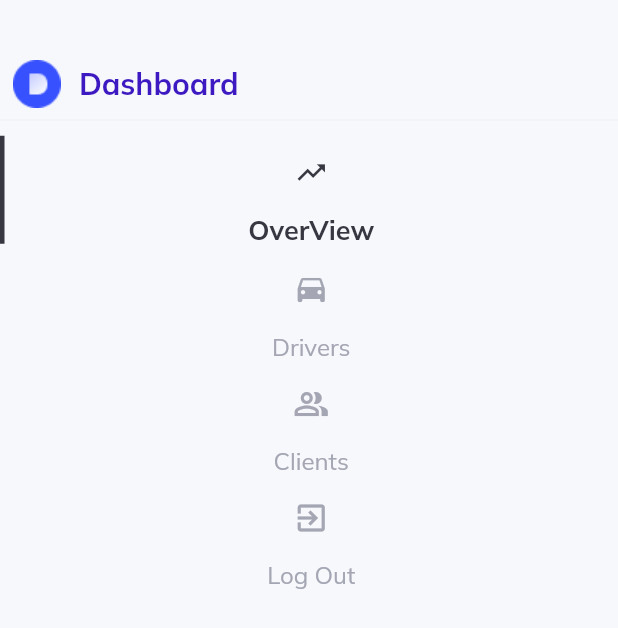
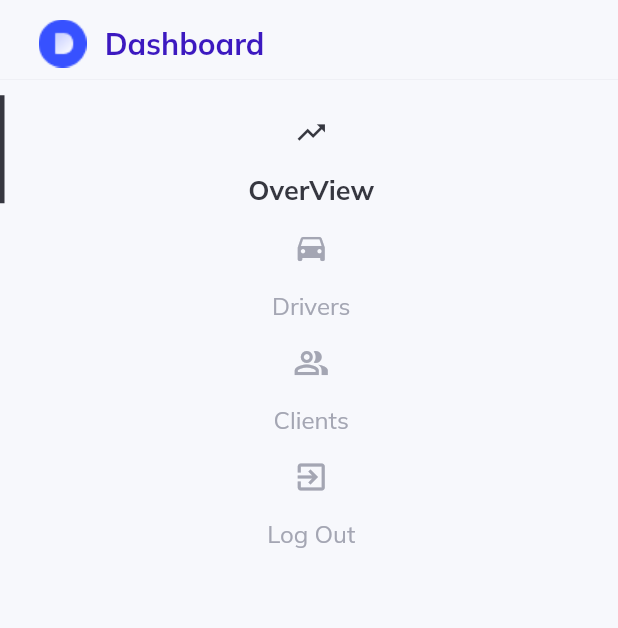
Before and after one commit to sunglimlee/flutter_web_dashboard, a Flutter app: the SideMenu widget shown alone on an empty page, opened directly, on a phone screen of 412 x 824 dp. Shown: the top 628 px of the screen. Run offline on Flutter 3.47's test engine with Material 2 defaults, Android fonts, the light colour scheme and no system bars; our stand-ins replace get, google_fonts.

Commit message:
Local Page Navigation with side menu, GlobalKey, NavigateState, pushNamed

```diff
--- a/lib/constants/controllers.dart
+++ b/lib/constants/controllers.dart
@@ -1,4 +1,5 @@
+import 'package:flutter_web_dashboard/controllers/menu_controller.dart';
+import 'package:flutter_web_dashboard/controllers/navigation_controller.dart';
 
-import 'package:flutter_web_dashboard/controllers/menu_controller.dart';
-
-MenuController menuController = MenuController.instance;
+MenuController menuController = MenuController.instance; // static 이므로 사실상 이거 하나로 전부 다쓰는거네..
+NavigationController navigationController = NavigationController.instance;
--- a/lib/controllers/menu_controller.dart
+++ b/lib/controllers/menu_controller.dart
@@ -6,14 +6,14 @@ import 'package:get/get.dart';
 // MenuController 가 필요한 이유
 class MenuController extends GetxController {
 /* 말되네.. find 로 무조건 찾을 수 있다고 했으니..
-   앞으로 이렇게 자주 사용해야 겠다. 나는 항상 이걸 밖에서 사용하는 것만 생각했는데 글허게 할 필요가 없이. MenuController.instance 하면 바로 쓸 수 있네.
+   앞으로 이렇게 자주 사용해야 겠다. 나는 항상 이걸 밖에서 사용하는 것만 생각했는데 그렇게 할 필요가 없이. MenuController.instance 하면 바로 쓸 수 있네.
 */
-  static MenuController instance = Get.find();
+  static MenuController instance = Get.find(); // 이거 하나로 통일해서 사용하겠는거지..
   var activeItem = overViewPageRoute
       .obs; // 바뀌지 않는 상수를 왜 obs 잡았지?????? activeItem 에 대해서 obs 를 해라는 건가????
   var hoverItem = ""
       .obs; // 그냥 완전히 비어있는거에다가 obs 를 잡아놨다. 이 느낌이 hoverItem 에 대해서 obs 를 해라는 건가????
-  changeActiveItemTo(String itemName) {
+  changeActiveItemTo(String itemName) { // 그러니깐 실제 이 함수를 이용해서 activeItem.value 값을 바꿔 준다는거지.
     activeItem.value = itemName;
   }
   onHover(String itemName) {
--- a/lib/main.dart
+++ b/lib/main.dart
@@ -1,11 +1,13 @@
 import 'package:flutter/material.dart';
 import 'package:flutter_web_dashboard/controllers/menu_controller.dart';
+import 'package:flutter_web_dashboard/controllers/navigation_controller.dart';
 import 'package:flutter_web_dashboard/layout.dart';
 import 'package:get/get.dart';
 import 'package:google_fonts/google_fonts.dart';
 
 void main() {
   Get.put(MenuController()); // MenuController 를 찾기 위해서 Get.put 을 맨처음에 넣어준다.
+  Get.put(NavigationController()); // 여기도 똑같이 GetXController 를 상속받은걸 put 을 넣어주어서 항상 update 가 되도록 해준다.
   runApp(const MyApp());
 }
 
--- a/lib/widgets/large_screen.dart
+++ b/lib/widgets/large_screen.dart
@@ -1,4 +1,5 @@
 import 'package:flutter/material.dart';
+import 'package:flutter_web_dashboard/helpers/local_navigator.dart';
 import 'package:flutter_web_dashboard/widgets/side_menu.dart';
 
 class LargeScreen extends StatelessWidget {
@@ -14,9 +15,8 @@ class LargeScreen extends StatelessWidget {
               child: const SideMenu(),
             )),
         Expanded(flex : 5, // 이걸로 총 6칸중에서 5칸을 할당받는구나.
-            child: Container(
-              color: Colors.blue,
-            )),
+            child: localNavigator() // 여기서 바로 위젯처럼 사용하고 있네.
+        ),
       ],
     );
   }
--- a/lib/widgets/side_menu.dart
+++ b/lib/widgets/side_menu.dart
@@ -21,13 +21,14 @@ class SideMenu extends StatelessWidget {
             Column(
               mainAxisSize: MainAxisSize.min,
               children: [
-                const SizedBox(height: 40,),
+                const SizedBox(height: 13,),
                 Row(
                   children: [
-                    SizedBox(width: width / 48),
-                    Padding(padding: const EdgeInsets.only(right: 12),
+                    SizedBox(width: width / 16,), // 이렇게 옆에 공간을 만들어주고
+                    Padding(padding: const EdgeInsets.only(right: 12,),
                     child: Image.asset("assets/icons/logo.png"),),
                     Flexible(child: CustomText(
+                      // Expanded = match_parent & get all constraint from parent, Flexible = wrap_content and keeping relation with parent.
                       text: "Dashboard", size: 20, weight: FontWeight.bold, color: active,
                     ),),
                     SizedBox(width: width / 48,)
@@ -39,6 +40,11 @@ class SideMenu extends StatelessWidget {
           Divider(color: lightGrey.withOpacity(0.1),),
           Column(
             mainAxisSize: MainAxisSize.min,
+/*
+            잘봐라. 여기서 SideMenuItem 생성자를 이용해서 itemName 과 onTap 함수를 넘겨주고 있는거다. 그 넘겨준거는 각각 children 이 되어서
+            돌아오고 그게 List 로 바뀌어서 표현되게 되는거다. 결국 children list 는 위젯이라는 것. 어디서 나온 위젯이냐고?
+            vertical_menu_item 과 horizontal_menu_item 에서 넘어오는 위젯이라는것.
+*/
             children: sideMenuItems.map((itemName) => SideMenuItem(
               itemName: itemName == authenticationPageRoute ? "Log Out" : itemName,
               onTap: () {
@@ -48,8 +54,9 @@ class SideMenu extends StatelessWidget {
                 if (!menuController.isActive(itemName)) {
                   menuController.changeActiveItemTo(itemName);
                   if (ResponsiveWidget.isSmallScreen(context)) {
-                    Get.back();
+                    Get.back(); // 이렇게도 사이드 메뉴바를 없앨 수 있네.
                   }
+                  navigationController.navigateTo(itemName); // 여기 onTap 에서 navigatTo 가 이루어진다.
                   // TODO : go to Item Name Route
                 }
               },),
--- a/lib/widgets/side_menu_item.dart
+++ b/lib/widgets/side_menu_item.dart
@@ -11,6 +11,7 @@ class SideMenuItem extends StatelessWidget {
 
   @override
   Widget build(BuildContext context) {
+    // 여기서 스크린 사이즈에 대해서 실시간으로 반응하고 있잖아..
     if (!ResponsiveWidget.isLargeScreen(context)) {
       return VerticalMenuItem(itemName: itemName, onTap: onTap,);
     }
--- a/lib/widgets/vertical_menu_item.dart
+++ b/lib/widgets/vertical_menu_item.dart
@@ -14,18 +14,18 @@ class VerticalMenuItem extends StatelessWidget {
   Widget build(BuildContext context) {
     double width = MediaQuery.of(context).size.width;
     return InkWell(
-      onTap: onTap,
-      onHover: (value) {
+      onTap: onTap, // 실제로 외부에서 받는 onTap 을 그대로 여기에서 사용하고 있다는 것.
+      onHover: (value) { // onHover 도 여기서 바로 사용할 수 있다. 왜냐면
         value ?
-        menuController.onHover(itemName) :
+        menuController.onHover(itemName) : // 여기서 보듯이 현재 이 객체가 가지고 있는 itemName 을 가지고 비교를 하니깐.
         menuController.onHover("not hovering");
       },
-      child: Obx(() => Container(
+      child: Obx(() => Container( // 이제 obs 값을 따라서 실시간으로 Container 값을 변경하고 싶다는 거지. 그걸 가능하게 하는게 Obx()
         color: menuController.isHovering(itemName) ? lightGrey.withOpacity(0.1) : Colors.transparent,
         child: Row(
           children: [
             Visibility(visible: menuController.isHovering(itemName) || menuController.isActive(itemName),maintainSize: true,
-              maintainState: true,maintainAnimation: true,
+              maintainState: true,maintainAnimation: true, // 여기 Visibility 부분은 잘 모르겠다.
               child: Container(width: 3, height: 72, color: dark,),),
             Expanded(child: Column(
               mainAxisSize: MainAxisSize.min,
```
Also changed, not shown: lib/controllers/navigation_controller.dart (added, +23 -0 lines), lib/helpers/local_navigator.dart (added, +12 -0 lines), lib/pages/authentication/authentication.dart (added, +13 -0 lines), lib/pages/clients/clients.dart (added, +13 -0 lines), lib/pages/drivers/drivers.dart (added, +13 -0 lines), lib/pages/overview/overview.dart (added, +13 -0 lines), lib/routing/router.dart (added, +27 -0 lines), lib/widgets/small_screen.dart (+2 -5 lines), 1 other file.
